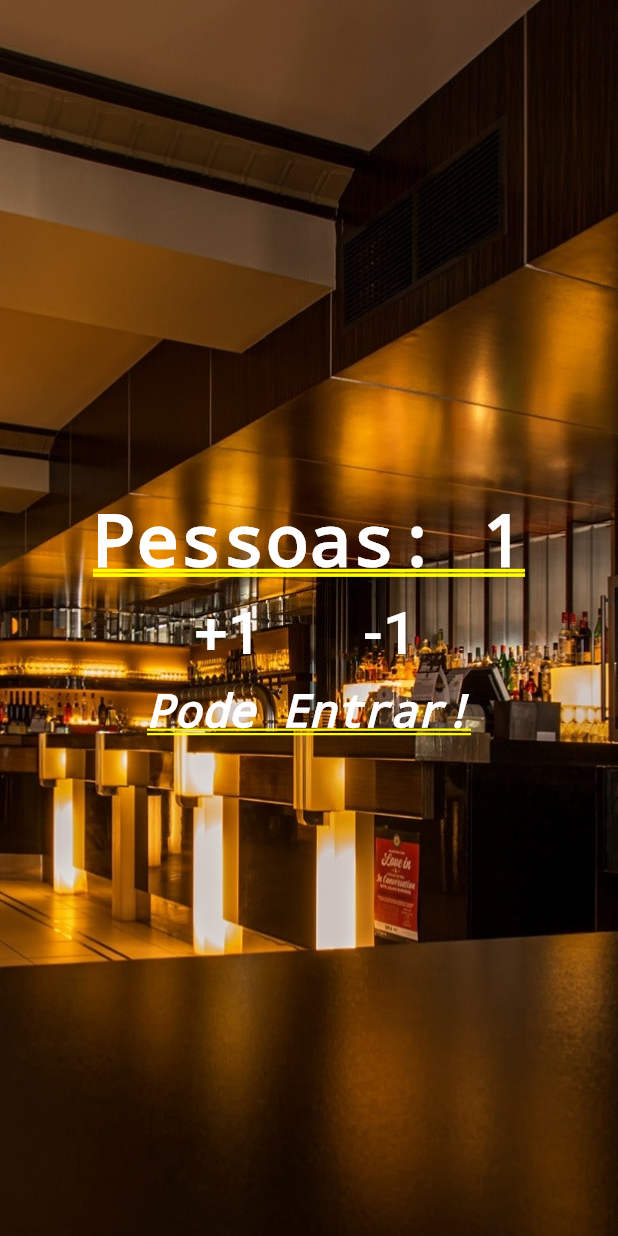
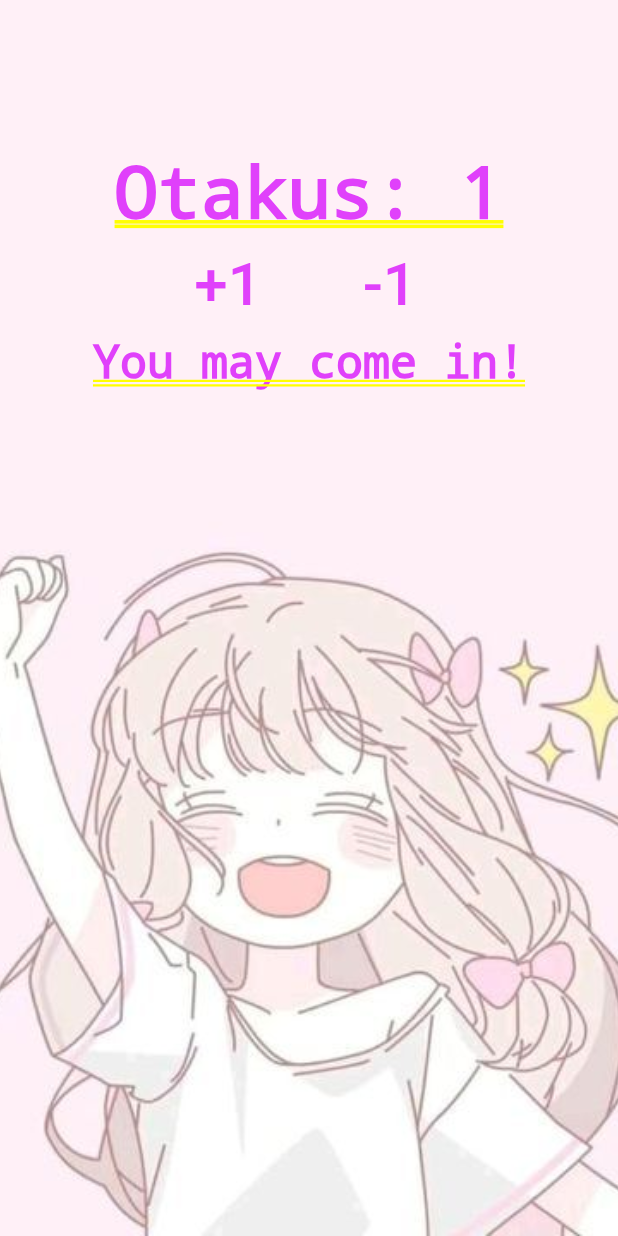
Before and after one commit to EsdrasRR/Flutter, a Flutter app: the screen it shows after launch, after a tap on "+1", on a phone screen of 412 x 824 dp. Run offline on Flutter 3.47's test engine with Material 2 defaults, Android fonts, the light colour scheme and no system bars.

Commit message:
style: changed background image and text content

```diff
--- a/people_accountant/lib/main.dart
+++ b/people_accountant/lib/main.dart
@@ -1,7 +1,7 @@
 import 'package:flutter/material.dart';
 
 void main() {
-  runApp(MaterialApp(title: "People Accountant", home: Home()));
+  runApp(MaterialApp(title: "Otakus Accountant", home: Home()));
 }
 
 class Home extends StatefulWidget {
@@ -11,20 +11,17 @@ class Home extends StatefulWidget {
 
 class _HomeState extends State<Home> {
   int _people = 0;
-  String _infoTexto = "Pode Entrar!";
+  String _infoTexto = "You may come in!";
 
   void _changePeople(int delta) {
     setState(() {
       _people += delta;
-      if(_people < 0){
-        _infoTexto = "Mundo Invertido?";
-      }
-      else if(_people<=10)
-      {
-        _infoTexto = "Pode Entrar!";
-      }
-      else{
-        _infoTexto = "Lodado!";
+      if (_people < 0) {
+        _infoTexto = "SAD ='(";
+      } else if (_people < 10) {
+        _infoTexto = "You may come in!";
+      } else {
+        _infoTexto = "How many Otakus 0.0";
       }
     });
   }
@@ -34,16 +31,18 @@ class _HomeState extends State<Home> {
     return Stack(
       children: <Widget>[
         Image.asset(
-          "images/restaurant.jpg",
+          "images/happy_loli.jpg",
           fit: BoxFit.cover,
           height: 1000.0,
         ),
-        Column(
-          mainAxisAlignment: MainAxisAlignment.center,
+        Padding(
+            padding: EdgeInsets.only(top: 100.0),
+            child: Column(
+              mainAxisAlignment: MainAxisAlignment.start,
               children: <Widget>[
-            Text("Pessoas: $_people",
+                Text("Otakus: $_people",
                     style: TextStyle(
-                    color: Colors.white, fontWeight: FontWeight.bold)),
+                        color: Colors.purpleAccent, fontWeight: FontWeight.bold)),
                 Row(
                   mainAxisAlignment: MainAxisAlignment.center,
                   children: <Widget>[
@@ -52,7 +51,7 @@ class _HomeState extends State<Home> {
                       child: FlatButton(
                         child: Text(
                           "+1",
-                      style: TextStyle(fontSize: 40.0, color: Colors.white),
+                          style: TextStyle(fontSize: 40.0, color: Colors.purpleAccent),
                         ),
                         onPressed: () {
                           _changePeople(1);
@@ -64,7 +63,7 @@ class _HomeState extends State<Home> {
                       child: FlatButton(
                         child: Text(
                           "-1",
-                      style: TextStyle(fontSize: 40.0, color: Colors.white),
+                          style: TextStyle(fontSize: 40.0, color: Colors.purpleAccent),
                         ),
                         onPressed: () {
                           _changePeople(-1);
@@ -76,12 +75,12 @@ class _HomeState extends State<Home> {
                 Text(
                   "$_infoTexto",
                   style: TextStyle(
-                  color: Colors.white,
-                  fontStyle: FontStyle.italic,
+                      color: Colors.purpleAccent,
+                      fontStyle: FontStyle.normal,
                       fontSize: 30),
                 )
               ],
-        )
+            ))
       ],
     );
   }
--- a/people_accountant/pubspec.yaml
+++ b/people_accountant/pubspec.yaml
@@ -49,6 +49,8 @@ flutter:
    - images/lamen_cat.jpg
    - images/new_game.jpg
    - images/restaurant.jpg
+   - images/happy_loli.jpg
+   - images/sad_loli.jpg
 
   # An image asset can refer to one or more resolution-specific "variants", see
   # https://flutter.dev/assets-and-images/#resolution-aware.
```
Also changed, not shown: people_accountant/images/happy_loli.jpg (added), people_accountant/images/sad_loli.jpg (added). Lines whose indentation alone changed are shown as unchanged.
